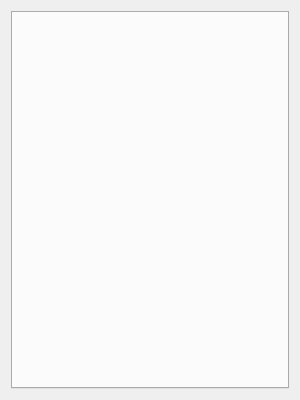
The window that ui/chat-box.ui (berndhs/egalite) describes before a commit, drawn with Qt 5.
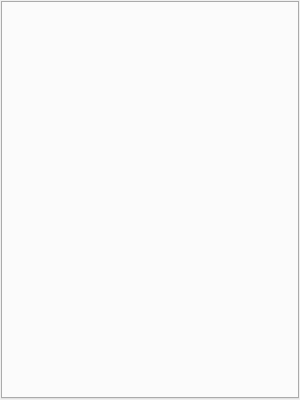
The same window after the commit. Icons and pictures are not drawn.

Commit message: made margins small, the default qt-designer margins are silly

Patch:
```diff
--- a/ui/chat-box.ui
+++ b/ui/chat-box.ui
@@ -23,6 +23,7 @@
    </item>
   </layout>
  </widget>
+ <layoutdefault spacing="1" margin="1"/>
  <resources>
   <include location="../dchat.qrc"/>
  </resources>
```
Left out of the diff: 1 changed line with no effect on the pictures. The commit also changes 18 other files.
